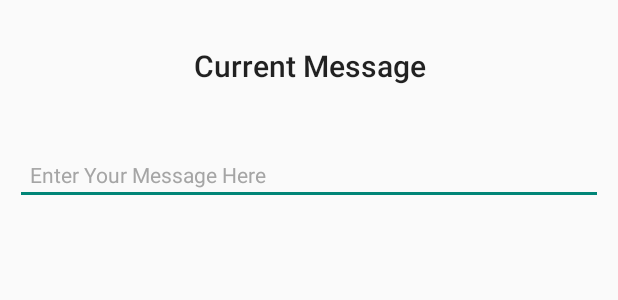
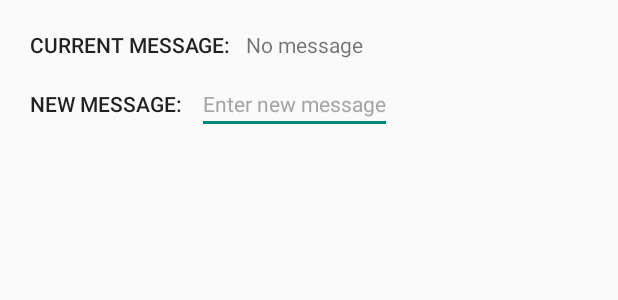
Before and after one commit to justinhchan/Proximity, an Android app: the layout dialog_message.xml on its own in the app's theme, with its tools: preview values and no code run, on a phone screen of 412 x 824 dp. Shown: the top 300 px of the screen. Run offline under Robolectric (Android 15) with nearby library versions, the phone set to English and light mode, and no system bars.

Commit message:
re-added message dialog and connected message to DeviceMessage

```diff
--- a/app/src/main/java/cmsc436/proximity/DeviceMessage.java
+++ b/app/src/main/java/cmsc436/proximity/DeviceMessage.java
@@ -11,7 +11,7 @@ public class DeviceMessage {
     /**
      * Builds a new {@link Message} object along with the sender's name.
      */
-    private DeviceMessage(String sender, String message) {
+    public DeviceMessage(String sender, String message) {
         this.mSender = sender;
         this.mMessage = new Message(message.getBytes());
     }
@@ -23,4 +23,8 @@ public class DeviceMessage {
     protected String getSender() {
         return mSender;
     }
+
+    protected String getMessageString() {
+        return new String(mMessage.getContent());
+    }
 }
--- a/app/src/main/res/layout/activity_main.xml
+++ b/app/src/main/res/layout/activity_main.xml
@@ -14,9 +14,9 @@
 
     <Button
         android:id="@+id/startgamebtn"
-        android:text="Start Game"
         android:layout_width="wrap_content"
-        android:layout_height="wrap_content" />
+        android:layout_height="wrap_content"
+        android:text="Start Game" />
 
     <android.support.v7.widget.SwitchCompat
         android:id="@+id/subscribe_switch"
--- a/app/src/main/res/layout/dialog_message.xml
+++ b/app/src/main/res/layout/dialog_message.xml
@@ -9,30 +9,49 @@
     android:layout_marginTop="10dp"
     android:layout_marginBottom="10dp">
 
-    <TextView
-        android:id="@+id/dialog_message_header"
+    <LinearLayout
         android:layout_width="match_parent"
         android:layout_height="wrap_content"
-        android:text="@string/dialog_message_header"
-        android:padding="20dp"
-        android:textAlignment="center"
-        android:textAppearance="@android:style/TextAppearance.Material.DialogWindowTitle" />
+        android:orientation="horizontal">
 
-    <TextView
-        android:id="@+id/dialog_current_message"
-        android:layout_width="match_parent"
+        <TextView
+            android:id="@+id/dialog_message_current"
+            android:layout_width="wrap_content"
+            android:layout_height="wrap_content"
+            android:padding="10dp"
+            android:text="Current Message:"
+            android:textAppearance="@android:style/TextAppearance.Material.Button" />
+
+        <TextView
+            android:id="@+id/dialog_message_current_text"
+            android:layout_width="wrap_content"
+            android:layout_height="wrap_content"
+            android:text="No message"
+            android:textAppearance="@android:style/TextAppearance.Material.Small" />
+
+    </LinearLayout>
+
+    <LinearLayout
+        android:layout_width="wrap_content"
         android:layout_height="wrap_content"
-        android:paddingHorizontal="10dp" />
+        android:orientation="horizontal">
 
-    <EditText
-        android:id="@+id/dialog_message"
-        android:layout_width="match_parent"
-        android:layout_height="wrap_content"
-        android:ems="10"
-        android:inputType="textMultiLine"
-        android:hint="Enter Your Message Here"
-        android:textColorHint="#A5A5A5"
-        android:paddingHorizontal="10dp"
-        android:textSize="14sp"/>
+        <TextView
+            android:id="@+id/dialog_message_new"
+            android:layout_width="wrap_content"
+            android:layout_height="wrap_content"
+            android:padding="10dp"
+            android:text="New Message:"
+            android:textAppearance="@android:style/TextAppearance.Material.Button" />
+
+        <EditText
+            android:id="@+id/dialog_message_message"
+            android:layout_width="wrap_content"
+            android:layout_height="wrap_content"
+            android:hint="Enter new message"
+            android:inputType="textShortMessage"
+            android:textAppearance="@android:style/TextAppearance.Material.Small.Inverse"
+            android:textColorHint="#A5A5A5" />
+    </LinearLayout>
 
 </LinearLayout>
```
Also changed, not shown: app/src/main/java/cmsc436/proximity/MainActivity.java (+99 -97 lines), app/src/main/res/layout/dialog_profile.xml (+14 -18 lines).
